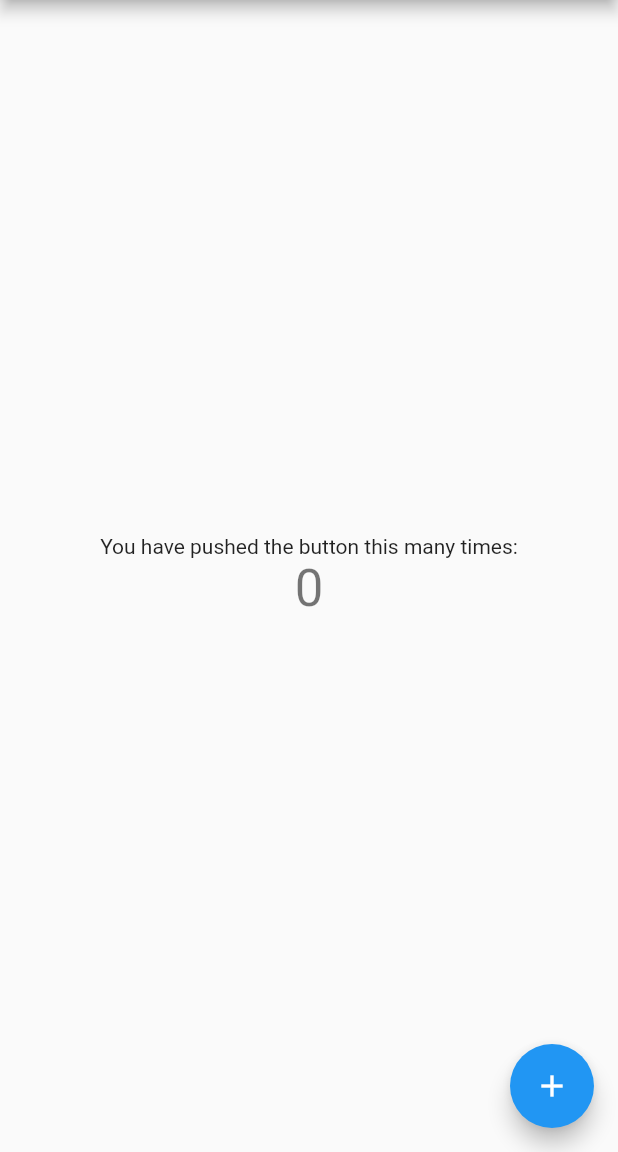
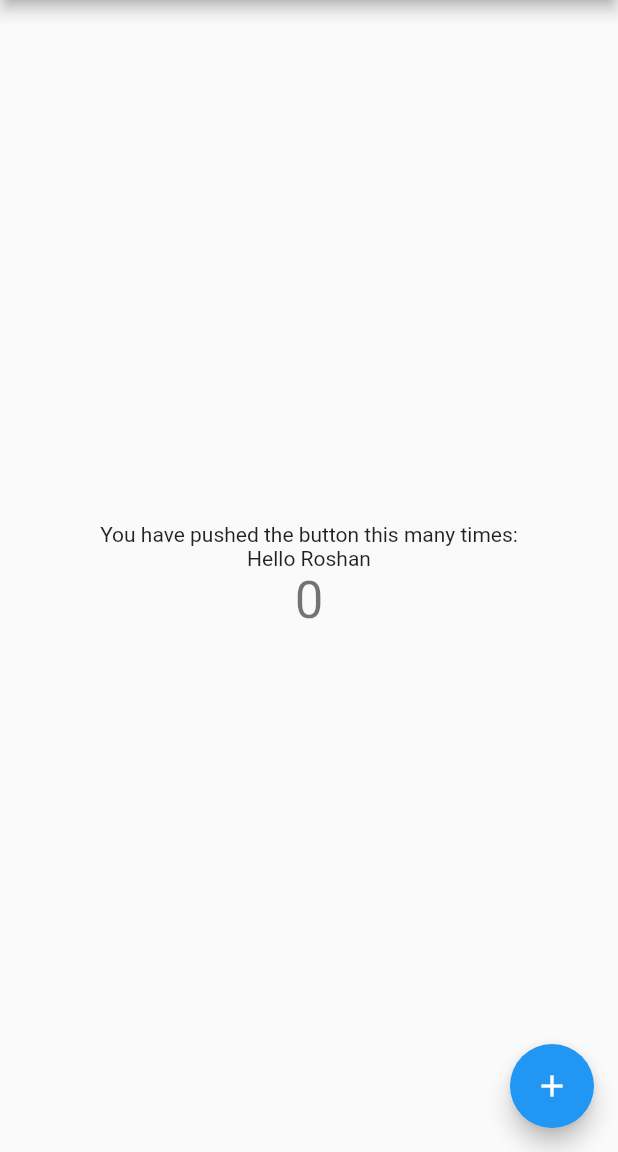
Before and after one commit to roshan1960701/git_operations, a Flutter app: the screen it shows after launch, on a phone screen of 412 x 824 dp, the part 84-1236 px from its top. Run offline on Flutter 3.47's test engine with Material 2 defaults, Android fonts, the phone set to English and light mode, and no system bars.

Commit message:
New Text Added

```diff
--- a/lib/main.dart
+++ b/lib/main.dart
@@ -97,6 +97,9 @@ class _MyHomePageState extends State<MyHomePage> {
               'You have pushed the button this many times:',
             ),
             Text(
+              'Hello Roshan',
+            ),
+            Text(
               '$_counter',
               style: Theme.of(context).textTheme.headline4,
             ),
```
